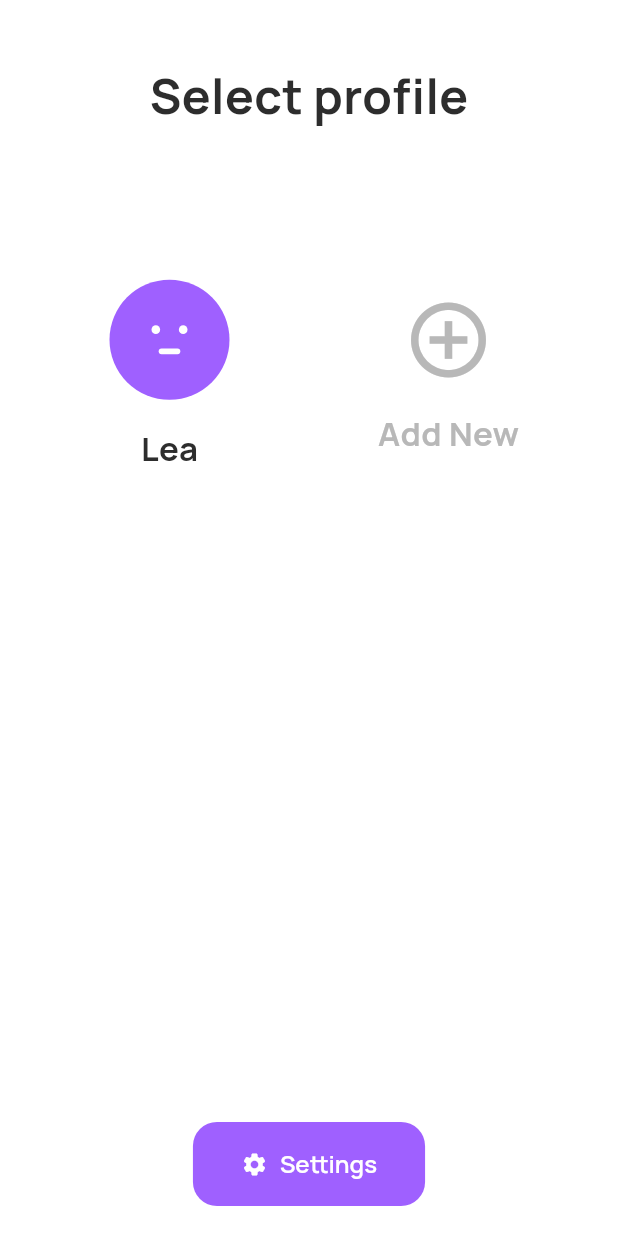
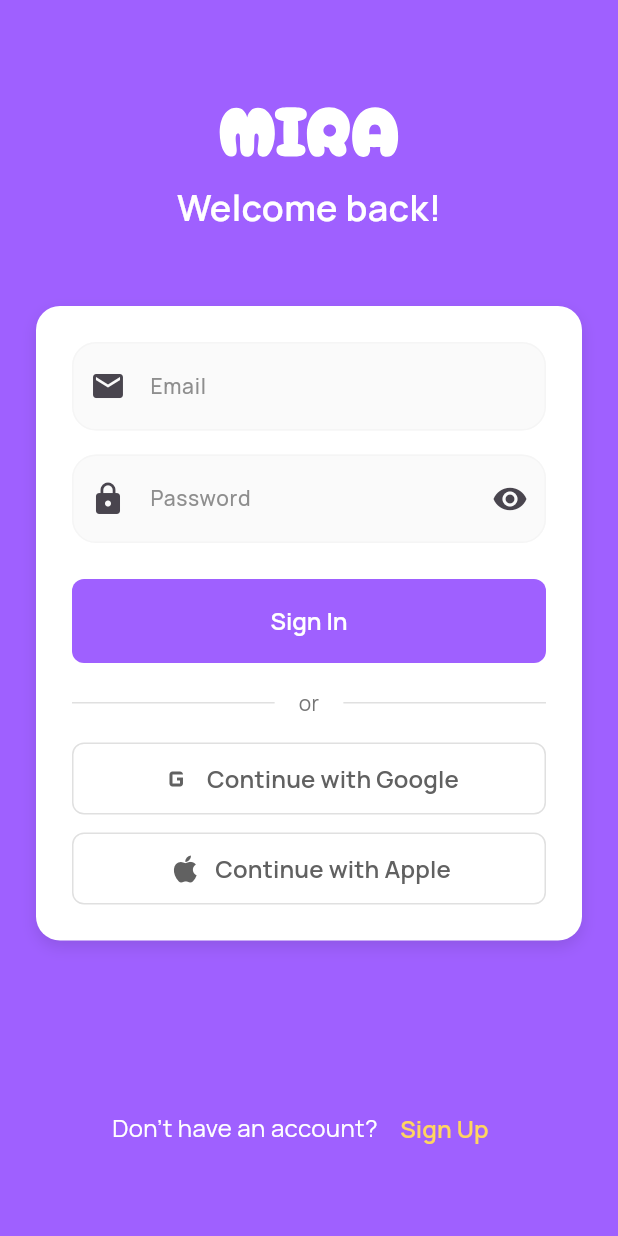
Before and after one commit to jberkovica/uol-fp, a Flutter app: the screen it shows after launch, on a phone screen of 412 x 824 dp. Run offline on Flutter 3.47's test engine with Material 3 defaults, Android fonts, the phone set to English and light mode, and no system bars; our stand-ins replace audioplayers, firebase_core, flutter_dotenv, flutter_svg, google_fonts, image_picker and 1 more; accounts and stored records are empty.

Commit message:
Implement login and signup screens with Supabase authentication - Create comprehensive login screen with email/password auth - Create signup screen with email validation and confirmation - Add Google/Apple OAuth placeholder buttons for future setup - Update splash screen to check authentication status and route accordingly - Fix auth service Google OAuth provider reference - Integrate new auth screens into main app routing - Maintain consistent purple/yellow theme design across auth flows

```diff
--- a/app/lib/main.dart
+++ b/app/lib/main.dart
@@ -11,6 +11,8 @@ import 'screens/child/story_display_screen.dart';
 import 'screens/parent/parent_login_screen.dart';
 import 'screens/parent/parent_dashboard_screen.dart';
 import 'screens/parent/story_preview_screen.dart';
+import 'screens/auth/login_screen.dart';
+import 'screens/auth/signup_screen.dart';
 import 'services/ai_story_service.dart';
 
 void main() async {
@@ -47,6 +49,8 @@ class MiraStorytellerApp extends StatelessWidget {
       initialRoute: '/splash',
       routes: {
         '/splash': (context) => const SplashScreen(),
+        '/login': (context) => const LoginScreen(),
+        '/signup': (context) => const SignupScreen(),
         '/profile-select': (context) => const ProfileSelectScreen(),
         '/child-home': (context) => const ChildHomeScreen(),
         '/processing': (context) => const ProcessingScreen(),
--- /dev/null
+++ b/app/lib/screens/auth/login_screen.dart
@@ -0,0 +1,326 @@
+import 'package:flutter/material.dart';
+import 'package:flutter_svg/flutter_svg.dart';
+import '../../constants/app_colors.dart';
+import '../../constants/app_assets.dart';
+import '../../services/auth_service.dart';
+
+class LoginScreen extends StatefulWidget {
+  const LoginScreen({super.key});
+
+  @override
+  State<LoginScreen> createState() => _LoginScreenState();
+}
+
+class _LoginScreenState extends State<LoginScreen> {
+  final _formKey = GlobalKey<FormState>();
+  final _emailController = TextEditingController();
+  final _passwordController = TextEditingController();
+  bool _isLoading = false;
+  bool _obscurePassword = true;
+
+  @override
+  void dispose() {
+    _emailController.dispose();
+    _passwordController.dispose();
+    super.dispose();
+  }
+
+  Future<void> _signInWithEmail() async {
+    if (!_formKey.currentState!.validate()) return;
+
+    setState(() => _isLoading = true);
+
+    try {
+      final response = await AuthService.instance.signInWithEmailAndPassword(
+        email: _emailController.text.trim(),
+        password: _passwordController.text,
+      );
+
+      if (response.user != null) {
+        if (mounted) {
+          Navigator.pushReplacementNamed(context, '/profile-select');
+        }
+      } else {
+        _showError('Login failed. Please check your credentials.');
+      }
+    } catch (e) {
+      _showError('Login failed: ${e.toString()}');
+    } finally {
+      setState(() => _isLoading = false);
+    }
+  }
+
+  Future<void> _signInWithGoogle() async {
+    setState(() => _isLoading = true);
+
+    try {
+      final success = await AuthService.instance.signInWithGoogle();
+      if (success && mounted) {
+        Navigator.pushReplacementNamed(context, '/profile-select');
+      } else {
+        _showError('Google sign in failed. Please try again.');
+      }
+    } catch (e) {
+      _showError('Google sign in failed: ${e.toString()}');
+    } finally {
+      setState(() => _isLoading = false);
+    }
+  }
+
+  void _showError(String message) {
+    if (mounted) {
+      ScaffoldMessenger.of(context).showSnackBar(
+        SnackBar(
+          content: Text(message),
+          backgroundColor: Colors.red,
+        ),
+      );
+    }
+  }
+
+  @override
+  Widget build(BuildContext context) {
+    final screenSize = MediaQuery.of(context).size;
+
+    return Scaffold(
+      backgroundColor: AppColors.primary,
+      body: SafeArea(
+        child: SingleChildScrollView(
+          child: Container(
+            height: screenSize.height - MediaQuery.of(context).padding.top,
+            padding: const EdgeInsets.all(24.0),
+            child: Column(
+              children: [
+                // Logo section
+                const SizedBox(height: 40),
+                SvgPicture.asset(
+                  'assets/images/mira-logo.svg',
+                  width: 120,
+                  height: 48,
+                  colorFilter: const ColorFilter.mode(
+                    AppColors.textLight,
+                    BlendMode.srcIn,
+                  ),
+                ),
+                const SizedBox(height: 8),
+                const Text(
+                  'Welcome back!',
+                  style: TextStyle(
+                    color: AppColors.textLight,
+                    fontSize: 24,
+                    fontWeight: FontWeight.w600,
+                  ),
+                ),
+                const SizedBox(height: 48),
+
+                // Login Form
+                Container(
+                  padding: const EdgeInsets.all(24),
+                  decoration: BoxDecoration(
+                    color: Colors.white,
+                    borderRadius: BorderRadius.circular(16),
+                    boxShadow: [
+                      BoxShadow(
+                        color: Colors.black.withOpacity(0.1),
+                        blurRadius: 8,
+                        offset: const Offset(0, 4),
+                      ),
+                    ],
+                  ),
+                  child: Form(
+                    key: _formKey,
+                    child: Column(
+                      crossAxisAlignment: CrossAxisAlignment.stretch,
+                      children: [
+                        // Email field
+                        TextFormField(
+                          controller: _emailController,
+                          keyboardType: TextInputType.emailAddress,
+                          decoration: InputDecoration(
+                            labelText: 'Email',
+                            prefixIcon: const Icon(Icons.email),
+                            border: OutlineInputBorder(
+                              borderRadius: BorderRadius.circular(8),
+                            ),
+                            filled: true,
+                            fillColor: Colors.grey[50],
+                          ),
+                          validator: (value) {
+                            if (value == null || value.isEmpty) {
+                              return 'Please enter your email';
+                            }
+                            if (!RegExp(r'^[\w-\.]+@([\w-]+\.)+[\w-]{2,4}$')
+                                .hasMatch(value)) {
+                              return 'Please enter a valid email';
+                            }
+                            return null;
+                          },
+                        ),
+                        const SizedBox(height: 16),
+
+                        // Password field
+                        TextFormField(
+                          controller: _passwordController,
+                          obscureText: _obscurePassword,
+                          decoration: InputDecoration(
+                            labelText: 'Password',
+                            prefixIcon: const Icon(Icons.lock),
+                            suffixIcon: IconButton(
+                              icon: Icon(
+                                _obscurePassword
+                                    ? Icons.visibility
+                                    : Icons.visibility_off,
+                              ),
+                              onPressed: () {
+                                setState(() {
+                                  _obscurePassword = !_obscurePassword;
+                                });
+                              },
+                            ),
+                            border: OutlineInputBorder(
+                              borderRadius: BorderRadius.circular(8),
+                            ),
+                            filled: true,
+                            fillColor: Colors.grey[50],
+                          ),
+                          validator: (value) {
+                            if (value == null || value.isEmpty) {
+                              return 'Please enter your password';
+                            }
+                            if (value.length < 6) {
+                              return 'Password must be at least 6 characters';
+                            }
+                            return null;
+                          },
+                        ),
+                        const SizedBox(height: 24),
+
+                        // Login button
+                        ElevatedButton(
+                          onPressed: _isLoading ? null : _signInWithEmail,
+                          style: ElevatedButton.styleFrom(
+                            backgroundColor: AppColors.primary,
+                            foregroundColor: AppColors.textLight,
+                            padding: const EdgeInsets.symmetric(vertical: 16),
+                            shape: RoundedRectangleBorder(
+                              borderRadius: BorderRadius.circular(8),
+                            ),
+                          ),
+                          child: _isLoading
+                              ? const SizedBox(
+                                  height: 20,
+                                  width: 20,
+                                  child: CircularProgressIndicator(
+                                    strokeWidth: 2,
+                                    valueColor: AlwaysStoppedAnimation<Color>(
+                                        AppColors.textLight),
+                                  ),
+                                )
+                              : const Text(
+                                  'Sign In',
+                                  style: TextStyle(
+                                    fontSize: 16,
+                                    fontWeight: FontWeight.w600,
+                                  ),
+                                ),
+                        ),
+                        const SizedBox(height: 16),
+
+                        // Divider
+                        Row(
+                          children: [
+                            Expanded(child: Divider(color: Colors.grey[300])),
+                            Padding(
+                              padding: const EdgeInsets.symmetric(horizontal: 16),
+                              child: Text(
+                                'or',
+                                style: TextStyle(
+                                  color: Colors.grey[600],
+                                  fontSize: 14,
+                                ),
+                              ),
+                            ),
+                            Expanded(child: Divider(color: Colors.grey[300])),
+                          ],
+                        ),
+                        const SizedBox(height: 16),
+
+                        // Google sign in button (placeholder)
+                        OutlinedButton.icon(
+                          onPressed: _isLoading ? null : _signInWithGoogle,
+                          icon: const Icon(Icons.g_mobiledata, size: 24),
+                          label: const Text('Continue with Google'),
+                          style: OutlinedButton.styleFrom(
+                            foregroundColor: Colors.grey[700],
+                            padding: const EdgeInsets.symmetric(vertical: 12),
+                            side: BorderSide(color: Colors.grey[300]!),
+                            shape: RoundedRectangleBorder(
+                              borderRadius: BorderRadius.circular(8),
+                            ),
+                          ),
+                        ),
+                        const SizedBox(height: 12),
+
+                        // Apple sign in button (placeholder)
+                        OutlinedButton.icon(
+                          onPressed: _isLoading ? null : () {
+                            // Apple sign in not implemented yet
+                            ScaffoldMessenger.of(context).showSnackBar(
+                              const SnackBar(
+                                content: Text('Apple sign in coming soon!'),
+                              ),
+                            );
+                          },
+                          icon: const Icon(Icons.apple, size: 24),
+                          label: const Text('Continue with Apple'),
+                          style: OutlinedButton.styleFrom(
+                            foregroundColor: Colors.grey[700],
+                            padding: const EdgeInsets.symmetric(vertical: 12),
+                            side: BorderSide(color: Colors.grey[300]!),
+                            shape: RoundedRectangleBorder(
+                              borderRadius: BorderRadius.circular(8),
+                            ),
+                          ),
+                        ),
+                      ],
+                    ),
+                  ),
+                ),
+
+                const Spacer(),
+
+                // Sign up link
+                Row(
+                  mainAxisAlignment: MainAxisAlignment.center,
+                  children: [
+                    const Text(
+                      "Don't have an account? ",
+                      style: TextStyle(
+                        color: AppColors.textLight,
+                        fontSize: 16,
+                      ),
+                    ),
+                    TextButton(
+                      onPressed: () {
+                        Navigator.pushNamed(context, '/signup');
+                      },
+                      child: const Text(
+                        'Sign Up',
+                        style: TextStyle(
+                          color: AppColors.secondary,
+                          fontSize: 16,
+                          fontWeight: FontWeight.w600,
+                        ),
+                      ),
+                    ),
+                  ],
+                ),
+                const SizedBox(height: 24),
+              ],
+            ),
+          ),
+        ),
+      ),
+    );
+  }
+}
--- a/app/lib/services/auth_service.dart
+++ b/app/lib/services/auth_service.dart
@@ -48,7 +48,7 @@ class AuthService {
   Future<bool> signInWithGoogle() async {
     try {
       await _supabase.auth.signInWithOAuth(
-        Provider.google,
+        OAuthProvider.google,
         redirectTo: 'io.supabase.flutterquickstart://login-callback/',
       );
       return true;
```
Also changed, not shown: app/lib/screens/auth/signup_screen.dart (added, +395 -0 lines), app/lib/screens/child/splash_screen.dart (+8 -1 lines).
